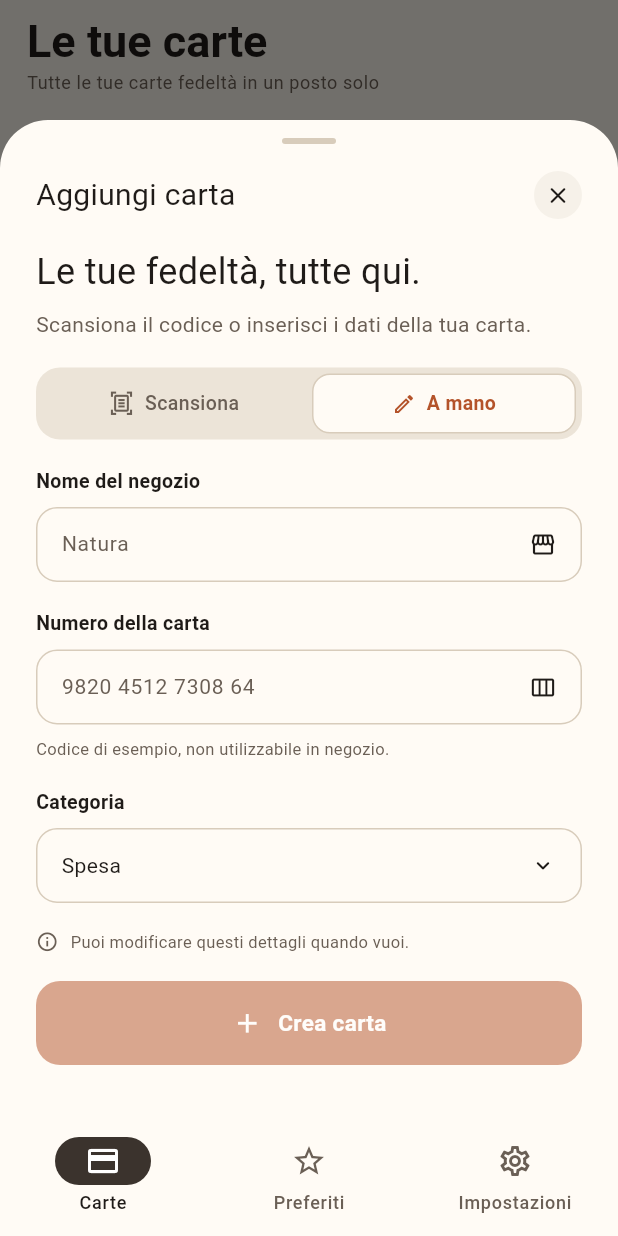
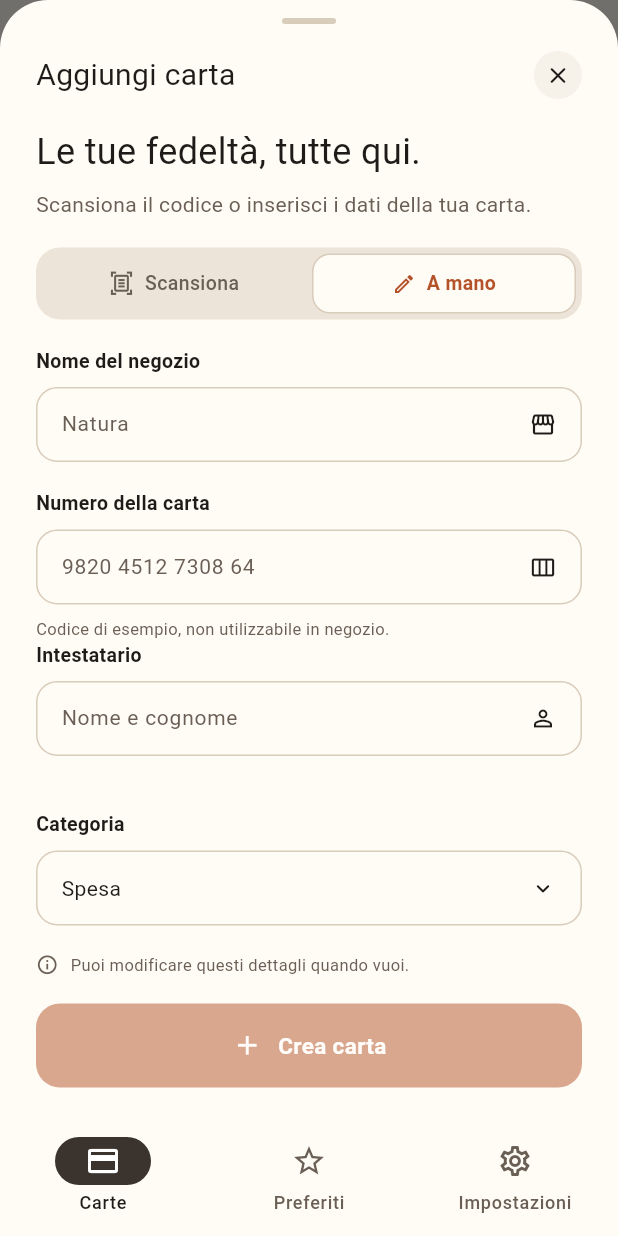
Before and after one commit to fabiogentile-gif/SuperIperApp, a Flutter app: the screen it shows after launch, after a tap on "Aggiungi carta", on a phone screen of 412 x 824 dp. Run offline on Flutter 3.47's test engine with Material 3 defaults, Android fonts, the phone set to English and light mode, and no system bars; our stand-ins replace barcode_widget; missing offline and left inert: screen_brightness.

Commit message:
Intestatario modificiabile e visibile dei dettagli

```diff
--- a/lib/providers/card_provider.dart
+++ b/lib/providers/card_provider.dart
@@ -5,8 +5,8 @@ class CardProvider extends ChangeNotifier {
 
   List<Map<String, String>> get cards => List.unmodifiable(_cards);
 
-  void addCard(String name, String code) {
-    _cards.add({'name': name, 'code': code});
+  void addCard(String name, String code,String holder,String category) {
+    _cards.add({'name': name, 'code': code,'holder':holder,'category': category});
     notifyListeners();
   }
 }
--- a/lib/widgets/homepage/add_card_button.dart
+++ b/lib/widgets/homepage/add_card_button.dart
@@ -2,14 +2,14 @@ import 'package:flutter/material.dart';
 import 'package:superiper_app/widgets/homepage/add_card_sheet.dart';
 
 class AddCardButton extends StatelessWidget {
-  final Function(String, String) onSave;
+  final ValueChanged<NewCardData> onSave;
 
   const AddCardButton({super.key, required this.onSave});
 
   void _handleAdd(BuildContext context) async {
     final result = await showAddCardSheet(context);
     if (result != null && context.mounted) {
-      onSave(result.storeName, result.number);
+      onSave(result);
     }
   }
 
--- a/lib/widgets/homepage/add_card_sheet.dart
+++ b/lib/widgets/homepage/add_card_sheet.dart
@@ -1,15 +1,18 @@
 import 'package:flutter/material.dart';
+import 'package:superiper_app/widgets/settings/utils/default_holder_controller.dart';
 
 class NewCardData {
   const NewCardData({
     required this.storeName,
     required this.number,
     required this.category,
+    required this.holder,
   });
 
   final String storeName;
   final String number;
   final String category;
+  final String holder;
 }
 
 /// Apre il popup dal basso. Restituisce i dati della carta, o null se chiuso.
@@ -33,10 +36,17 @@ class AddCardSheet extends StatefulWidget {
 }
 
 class _AddCardSheetState extends State<AddCardSheet> {
-  static const _categories = ['Spesa', 'Farmacia', 'Abbigliamento', 'Casa', 'Altro'];
+  static const _categories = [
+    'Spesa',
+    'Farmacia',
+    'Abbigliamento',
+    'Casa',
+    'Altro',
+  ];
 
   final _store = TextEditingController();
   final _number = TextEditingController();
+  final _holder = TextEditingController(text: defaultHolderName.value);
   _InputMode _mode = _InputMode.manual; // TODO: modalità scansione
   String _category = _categories.first;
 
@@ -47,6 +57,7 @@ class _AddCardSheetState extends State<AddCardSheet> {
   void dispose() {
     _store.dispose();
     _number.dispose();
+    _holder.dispose();
     super.dispose();
   }
 
@@ -56,6 +67,7 @@ class _AddCardSheetState extends State<AddCardSheet> {
         storeName: _store.text.trim(),
         number: _number.text.trim(),
         category: _category,
+        holder: _holder.text.trim(),
       ),
     );
   }
@@ -80,7 +92,6 @@ class _AddCardSheetState extends State<AddCardSheet> {
             mainAxisSize: MainAxisSize.min,
             crossAxisAlignment: CrossAxisAlignment.start,
             children: [
-              // Maniglia
               Center(
                 child: Container(
                   width: 36,
@@ -93,7 +104,6 @@ class _AddCardSheetState extends State<AddCardSheet> {
               ),
               const SizedBox(height: 18),
 
-              // Intestazione
               SizedBox(
                 height: 32,
                 child: Row(
@@ -112,7 +122,11 @@ class _AddCardSheetState extends State<AddCardSheet> {
                         child: SizedBox(
                           width: 32,
                           height: 32,
-                          child: Icon(Icons.close_rounded, size: 18, color: colors.onSurface),
+                          child: Icon(
+                            Icons.close_rounded,
+                            size: 18,
+                            color: colors.onSurface,
+                          ),
                         ),
                       ),
                     ),
@@ -121,7 +135,6 @@ class _AddCardSheetState extends State<AddCardSheet> {
               ),
               const SizedBox(height: 18),
 
-              // Introduzione
               Text(
                 'Le tue fedeltà, tutte qui.',
                 style: TextStyle(fontSize: 24, color: colors.onSurface),
@@ -129,7 +142,11 @@ class _AddCardSheetState extends State<AddCardSheet> {
               const SizedBox(height: 8),
               Text(
                 'Scansiona il codice o inserisci i dati della tua carta.',
-                style: TextStyle(fontSize: 14, height: 1.5, color: colors.onSurfaceVariant),
+                style: TextStyle(
+                  fontSize: 14,
+                  height: 1.5,
+                  color: colors.onSurfaceVariant,
+                ),
               ),
               const SizedBox(height: 18),
 
@@ -203,6 +220,23 @@ class _AddCardSheetState extends State<AddCardSheet> {
                   ),
                 ),
               ),
+              _Field(
+                label: 'Intestatario',
+                child: _FieldBox(
+                  icon: Icons.person_outline,
+                  child: TextField(
+                    controller: _holder,
+                    textCapitalization: TextCapitalization.words,
+                    cursorColor: colors.primary,
+                    style: valueStyle,
+                    decoration: InputDecoration.collapsed(
+                      hintText: 'Nome e cognome',
+                      hintStyle: hintStyle,
+                    ),
+                  ),
+                ),
+              ),
+              const SizedBox(height: 18),
               const SizedBox(height: 18),
               _Field(
                 label: 'Categoria',
@@ -219,7 +253,10 @@ class _AddCardSheetState extends State<AddCardSheet> {
                   onSelected: (v) => setState(() => _category = v),
                   itemBuilder: (_) => [
                     for (final c in _categories)
-                      PopupMenuItem(value: c, child: Text(c, style: valueStyle)),
+                      PopupMenuItem(
+                        value: c,
+                        child: Text(c, style: valueStyle),
+                      ),
                   ],
                   child: _FieldBox(
                     icon: Icons.keyboard_arrow_down_rounded,
@@ -232,11 +269,18 @@ class _AddCardSheetState extends State<AddCardSheet> {
               // Nota
               Row(
                 children: [
-                  Icon(Icons.info_outline, size: 15, color: colors.onSurfaceVariant),
+                  Icon(
+                    Icons.info_outline,
+                    size: 15,
+                    color: colors.onSurfaceVariant,
+                  ),
                   const SizedBox(width: 8),
                   Text(
                     'Puoi modificare questi dettagli quando vuoi.',
-                    style: TextStyle(fontSize: 11, color: colors.onSurfaceVariant),
+                    style: TextStyle(
+                      fontSize: 11,
+                      color: colors.onSurfaceVariant,
+                    ),
                   ),
                 ],
               ),
@@ -358,7 +402,10 @@ class _Field extends StatelessWidget {
         child,
         if (helper != null) ...[
           const SizedBox(height: 8),
-          Text(helper!, style: TextStyle(fontSize: 11, color: colors.onSurfaceVariant)),
+          Text(
+            helper!,
+            style: TextStyle(fontSize: 11, color: colors.onSurfaceVariant),
+          ),
         ],
       ],
     );
--- a/lib/widgets/homepage/card_grid.dart
+++ b/lib/widgets/homepage/card_grid.dart
@@ -1,14 +1,11 @@
+import 'package:flutter/material.dart';
 
-import 'package:flutter/material.dart';
 import 'card_tile.dart';
 
 class CardGrid extends StatelessWidget {
   final List<Map<String, String>> cards;
 
-  const CardGrid({
-    super.key,
-    required this.cards,
-  });
+  const CardGrid({super.key, required this.cards});
 
   @override
   Widget build(BuildContext context) {
@@ -20,9 +17,7 @@ class CardGrid extends StatelessWidget {
           padding: const EdgeInsets.all(16),
           child: Text(
             'Nessuna carta trovata',
-            style: TextStyle(
-              color: colors.onSurfaceVariant,
-            ),
+            style: TextStyle(color: colors.onSurfaceVariant),
           ),
         ),
       );
@@ -43,6 +38,8 @@ class CardGrid extends StatelessWidget {
           return CardTile(
             name: card['name'] ?? 'Carta',
             code: card['code'] ?? '',
+            holder: card['holder'] ?? '',
+            category: card['category'] ?? '',
             icon: Icons.credit_card,
           );
         },
```
Also changed, not shown: lib/pages/homepage.dart (+12 -4 lines), lib/widgets/homepage/card_tile.dart (+5 -3 lines).
